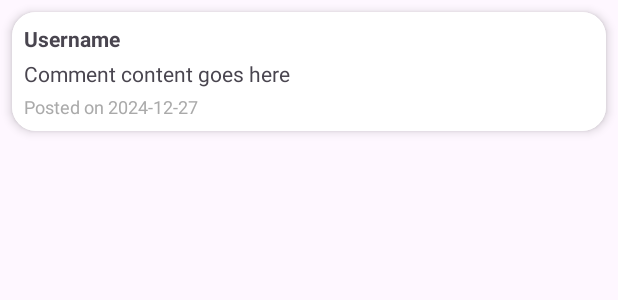
After one commit to zec0816/MADHelpafriend, an Android app: the layout item_comment.xml on its own in the app's theme, with its tools: preview values and no code run, on a phone screen of 412 x 824 dp. The commit adds this screen. Shown: the top 300 px of the screen. Run offline under Robolectric (Android 15) with nearby library versions, the phone set to English and light mode, and no system bars; network calls fail.

Commit message:
comment done

```diff
--- a/app/src/main/java/com/example/helpafriend/Db_Contract.java
+++ b/app/src/main/java/com/example/helpafriend/Db_Contract.java
@@ -2,7 +2,7 @@ package com.example.helpafriend;
 
 public class Db_Contract {
 
-    public static String ip = "192.168.0.8"; //change to your ip
+    public static String ip = "192.168.1.113"; //change to your ip
 
     public static final String urlRegister = "http://"+ip+"/helpafriend//register.php";
     public static final String urlLogin = "http://"+ip+"/helpafriend//login.php";
@@ -11,4 +11,8 @@ public class Db_Contract {
     public static final String urlGetNearbyOKU = "http://"+ip+"/helpafriend/get_nearby_oku.php";
     public static final String urlStoreLocation = "http://"+ip+"/helpafriend/store_location.php";
 
+    public static final String urlSubmitComment = "http://"+ip+"/helpafriend/submit_comment.php";
+
+    public static final String urlGetComment = "http://"+ip+"/helpafriend/get_comment.php";
+
 }
--- /dev/null
+++ b/app/src/main/res/layout/item_comment.xml
@@ -0,0 +1,42 @@
+<androidx.cardview.widget.CardView xmlns:android="http://schemas.android.com/apk/res/android"
+    android:layout_width="match_parent"
+    android:layout_height="wrap_content"
+    xmlns:app="http://schemas.android.com/apk/res-auto"
+    android:layout_margin="8dp"
+    app:cardCornerRadius="16dp"
+    app:cardElevation="4dp"
+    android:background="@android:color/white">
+
+    <LinearLayout xmlns:android="http://schemas.android.com/apk/res/android"
+        android:layout_width="match_parent"
+        android:layout_height="wrap_content"
+        android:orientation="vertical"
+        android:padding="8dp"
+        android:background="@android:color/white">
+
+        <TextView
+            android:id="@+id/commentUsername"
+            android:layout_width="wrap_content"
+            android:layout_height="wrap_content"
+            android:textStyle="bold"
+            android:text="Username" />
+
+        <TextView
+            android:id="@+id/commentContent"
+            android:layout_width="wrap_content"
+            android:layout_height="wrap_content"
+            android:text="Comment content goes here"
+            android:layout_marginTop="4dp" />
+
+        <TextView
+            android:id="@+id/commentDate"
+            android:layout_width="wrap_content"
+            android:layout_height="wrap_content"
+            android:text="Posted on 2024-12-27"
+            android:layout_marginTop="4dp"
+            android:textSize="12sp"
+            android:textColor="@android:color/darker_gray" />
+
+    </LinearLayout>
+
+</androidx.cardview.widget.CardView>
```
Also changed, not shown: app/src/main/java/com/example/helpafriend/CommentActivity.java (+114 -54 lines), app/src/main/java/com/example/helpafriend/ForumCreateComment.java (added, +168 -0 lines), app/src/main/res/layout/activity_comment.xml (+4 -5 lines).
